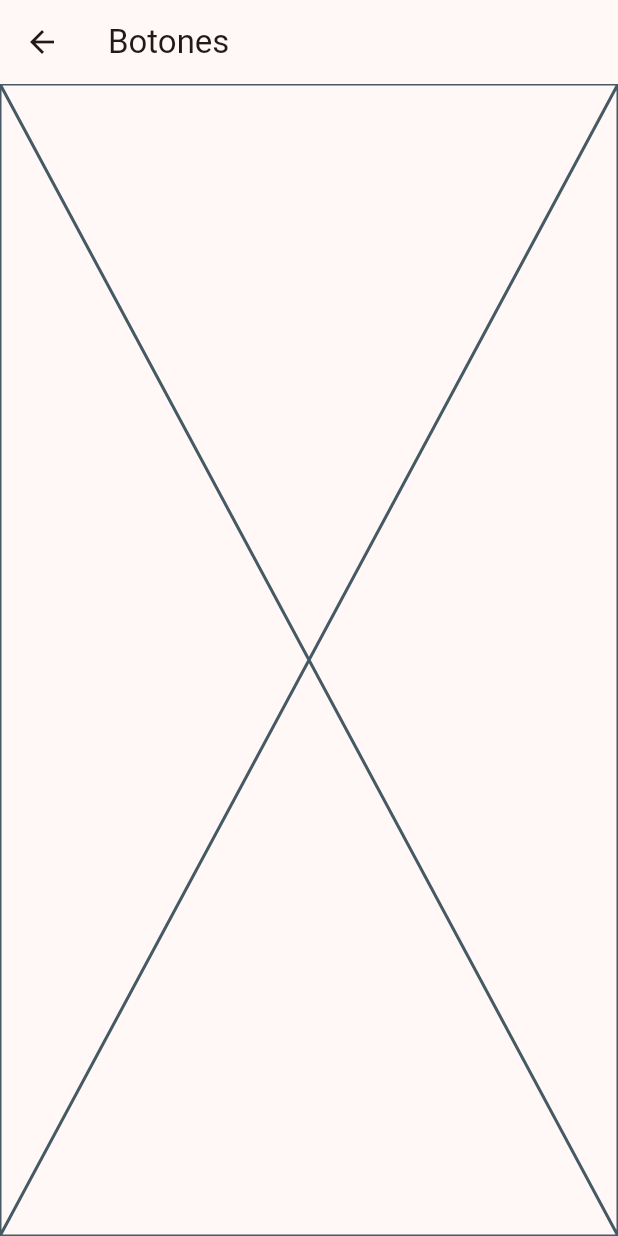
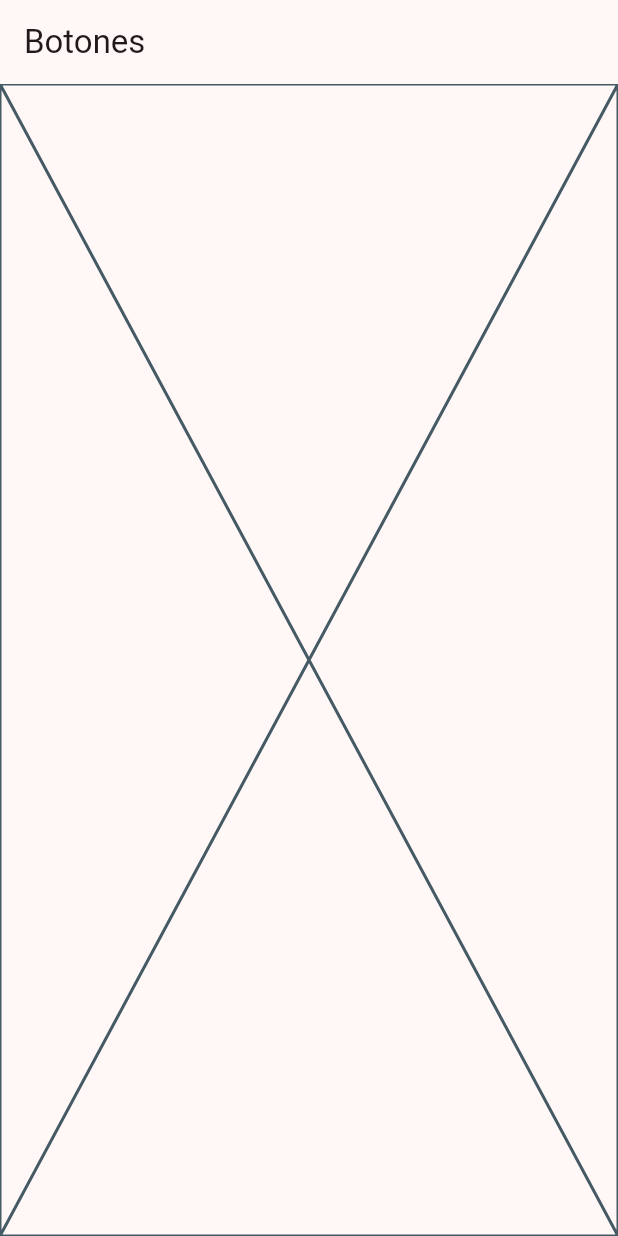
Before and after one commit to Rigel-Developer/basic_widgets, a Flutter app: the HomeScreen screen opened by its route, after a tap on an icon or button, on a phone screen of 412 x 824 dp. Run offline on Flutter 3.47's test engine with Material 3 defaults, Android fonts, the phone set to English and light mode, and no system bars; our stand-ins replace go_router.

```diff
--- a/lib/config/router/app_router.dart
+++ b/lib/config/router/app_router.dart
@@ -7,14 +7,17 @@ final appRouter = GoRouter(
   routes: [
     GoRoute(
       path: '/',
+      name: HomeScreen.name,
       builder: (context, state) => const HomeScreen(),
     ),
     GoRoute(
       path: '/buttons',
+      name: ButtonsScreen.name,
       builder: (context, state) => const ButtonsScreen(),
     ),
     GoRoute(
       path: '/cards',
+      name: CardsScreen.name,
       builder: (context, state) => const CardsScreen(),
     ),
   ],
--- a/lib/presentation/screens/buttons/buttons_screen.dart
+++ b/lib/presentation/screens/buttons/buttons_screen.dart
@@ -1,6 +1,7 @@
 import 'package:flutter/material.dart';
 
 class ButtonsScreen extends StatelessWidget {
+  static const String name = 'buttons_screen';
   const ButtonsScreen({super.key});
 
   @override
--- a/lib/presentation/screens/cards/cards_screen.dart
+++ b/lib/presentation/screens/cards/cards_screen.dart
@@ -1,6 +1,7 @@
 import 'package:flutter/material.dart';
 
 class CardsScreen extends StatelessWidget {
+  static const String name = 'cards_screen';
   const CardsScreen({super.key});
 
   @override
--- a/lib/presentation/screens/home/home_screen.dart
+++ b/lib/presentation/screens/home/home_screen.dart
@@ -3,6 +3,7 @@ import 'package:flutter/material.dart';
 import 'package:go_router/go_router.dart';
 
 class HomeScreen extends StatelessWidget {
+  static const String name = 'home_screen';
   const HomeScreen({super.key});
 
   @override
@@ -55,8 +56,9 @@ class _CustomListTile extends StatelessWidget {
         // );
 
         // Navigator.of(context).pushNamed(menuItem.link);
+        // context.pushNamed(HomeScreen.name);
 
-        context.push(menuItem.link);
+        context.go(menuItem.link);
       },
     );
   }
```
